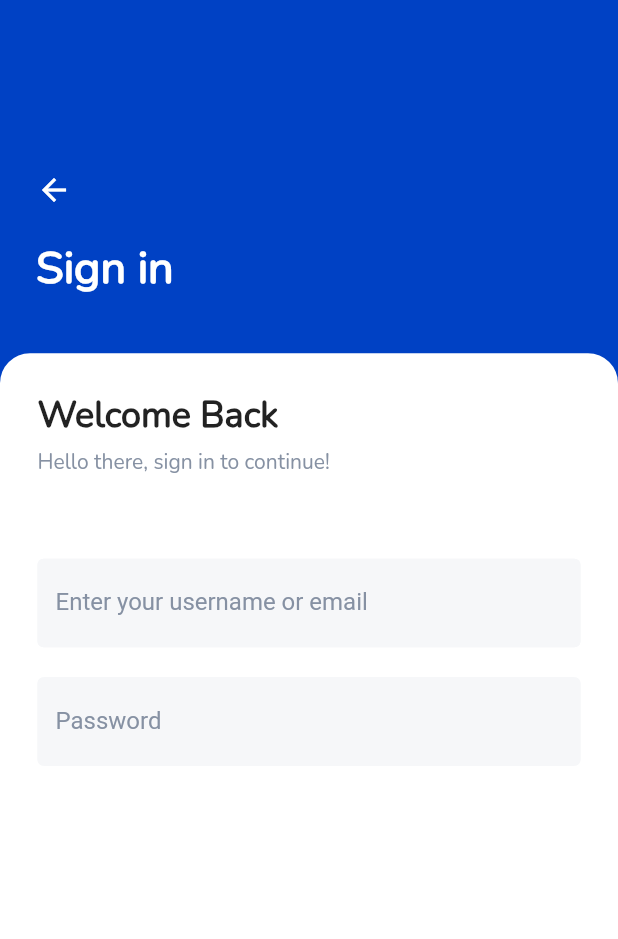
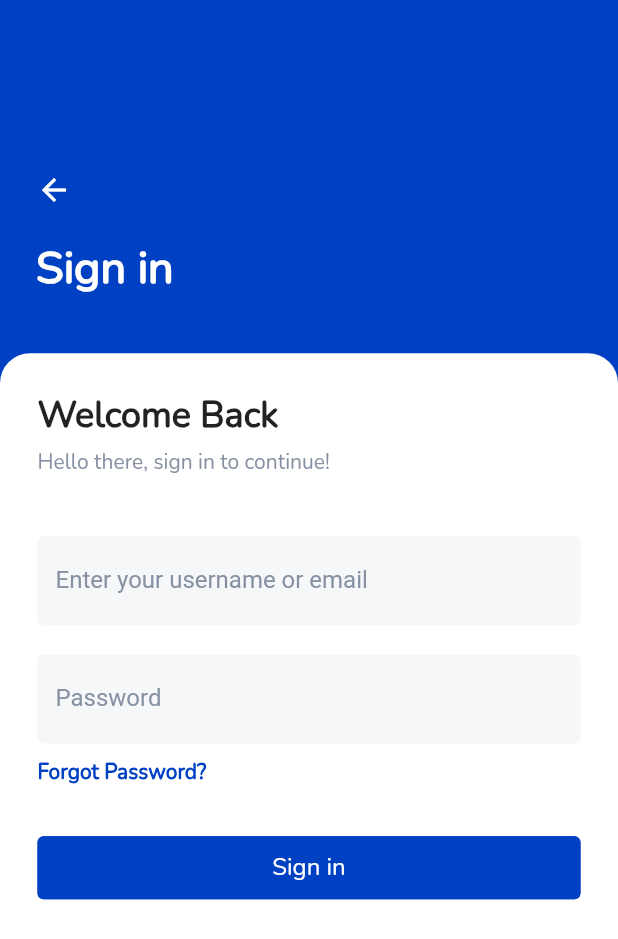
Before and after one commit to brafii/login-app, a Flutter app: the screen it shows after launch, after a tap on "Create an account", on a phone screen of 412 x 824 dp. Shown: the top 939 px of the screen. Run offline on Flutter 3.47's test engine with Material 2 defaults, Android fonts, the phone set to English and light mode, and no system bars; our stand-ins replace font_awesome_flutter.

Commit message:
working on the sign screen

```diff
--- a/lib/screens/login.dart
+++ b/lib/screens/login.dart
@@ -46,6 +46,7 @@ class Login extends StatelessWidget {
                     labelOne: 'Create an account',
                     textColor: Colors.white,
                     borderColor: Colors.white,
+                    backgroundColor: defaultColors,
                     onPress: (){
                       Navigator.push(
                         context,
--- a/lib/screens/sign_in.dart
+++ b/lib/screens/sign_in.dart
@@ -84,7 +84,7 @@ class SignIn extends StatelessWidget {
                               fontFamily: 'Nunito',
                             ),
                           ),
-                          SizedBox(height: 55.0),
+                          SizedBox(height: 40.0),
                           TextFormField(
                             keyboardType: TextInputType.text,
                             decoration: InputDecoration(
@@ -119,6 +119,25 @@ class SignIn extends StatelessWidget {
                               ),
                             ),
                           ),
+                          SizedBox(height: 10.0),
+                          Text(
+                            'Forgot Password?',
+                            style: TextStyle(
+                              color: defaultColors,
+                              fontFamily: 'Nunito',
+                              fontWeight: FontWeight.bold,
+                            ),
+                          ),
+                          SizedBox(height: 30.0),
+                          MyButton(
+                            labelOne: 'Sign in',
+                            backgroundColor: defaultColors,
+                            textColor: Colors.white,
+                            borderColor: defaultColors,
+                            onPress: (){
+
+                            },
+                          ),
                         ],
                       ),
                     ),
--- a/lib/widgets/my_button.dart
+++ b/lib/widgets/my_button.dart
@@ -6,12 +6,14 @@ class MyButton extends StatelessWidget {
     required this.labelOne,
     required this.textColor,
     required this.borderColor,
+    required this.backgroundColor,
     required this.onPress,
   }) : super(key: key);
 
   final String labelOne;
   final Color textColor;
   final Color borderColor;
+  final Color backgroundColor;
   final VoidCallback onPress;
 
   @override
@@ -22,6 +24,7 @@ class MyButton extends StatelessWidget {
         onPressed: onPress,
         child: Text(labelOne),
         style: OutlinedButton.styleFrom(
+          backgroundColor: backgroundColor,
           primary: textColor,
           side: BorderSide(color: borderColor),
           padding: EdgeInsets.all(10.0),
```
